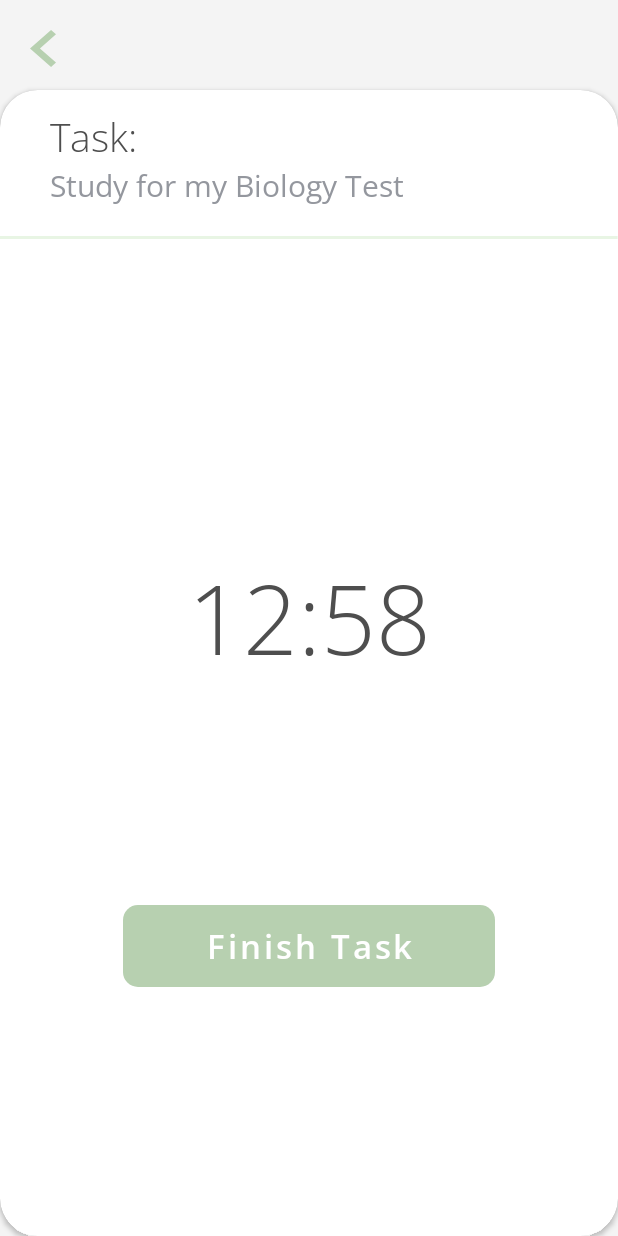
After one commit to zjayee/Study-Farm, an Android app: the TimerActivity screen opened directly, with no data from a screen before it, on a phone screen of 412 x 824 dp. The commit adds this screen. Run offline under Robolectric (Android 15) with nearby library versions, the phone set to English and light mode, and no system bars.

Commit message:
timer screen layout

```diff
--- a/app/build.gradle
+++ b/app/build.gradle
@@ -35,6 +35,7 @@ dependencies {
     implementation 'androidx.constraintlayout:constraintlayout:2.0.4'
     implementation 'androidx.navigation:navigation-fragment:2.2.2'
     implementation 'androidx.navigation:navigation-ui:2.2.2'
+    implementation 'androidx.legacy:legacy-support-v4:1.0.0'
     testImplementation 'junit:junit:4.+'
     androidTestImplementation 'androidx.test.ext:junit:1.1.2'
     androidTestImplementation 'androidx.test.espresso:espresso-core:3.3.0'
--- a/app/src/main/AndroidManifest.xml
+++ b/app/src/main/AndroidManifest.xml
@@ -9,7 +9,8 @@
         android:roundIcon="@mipmap/ic_launcher_round"
         android:supportsRtl="true"
         android:theme="@style/Theme.Innofuel">
-        <activity android:name=".RewardsActivity"></activity>
+        <activity android:name=".TimerActivity"></activity>
+        <activity android:name=".RewardsActivity" />
         <activity android:name=".CalendarActivity" />
         <activity android:name=".ProfileActivity" />
         <activity android:name=".BaseActivity" />
--- /dev/null
+++ b/app/src/main/java/com/example/innofuel/AddTaskFragment.java
@@ -0,0 +1,52 @@
+package com.example.innofuel;
+
+import android.os.Bundle;
+
+import androidx.fragment.app.Fragment;
+
+import android.view.LayoutInflater;
+import android.view.View;
+import android.view.ViewGroup;
+
+/**
+ * A simple {@link Fragment} subclass.
+ * Use the {@link AddTaskFragment#newInstance} factory method to
+ * create an instance of this fragment.
+ */
+public class AddTaskFragment extends Fragment {
+
+
+
+
+
+    public AddTaskFragment() {
+        // Required empty public constructor
+    }
+
+    /**
+     * Use this factory method to create a new instance of
+     * this fragment using the provided parameters.
+     *
+
+     * @return A new instance of fragment AddTaskFragment.
+     */
+    // TODO: Rename and change types and number of parameters
+    public static AddTaskFragment newInstance(String param1, String param2) {
+        AddTaskFragment fragment = new AddTaskFragment();
+
+        return fragment;
+    }
+
+    @Override
+    public void onCreate(Bundle savedInstanceState) {
+        super.onCreate(savedInstanceState);
+
+    }
+
+    @Override
+    public View onCreateView(LayoutInflater inflater, ViewGroup container,
+                             Bundle savedInstanceState) {
+        // Inflate the layout for this fragment
+        return inflater.inflate(R.layout.fragment_add_task, container, false);
+    }
+}
--- a/app/src/main/java/com/example/innofuel/MainActivity.java
+++ b/app/src/main/java/com/example/innofuel/MainActivity.java
@@ -10,7 +10,7 @@ public class MainActivity extends BaseActivity{
     @Override
     protected void onCreate(Bundle savedInstanceState) {
         super.onCreate(savedInstanceState);
-        setContentView(R.layout.activity_main);
+       setContentView(R.layout.activity_main);
 
 //        QuestWidget questWidget = new QuestWidget(this, null, "quest name", " sfdg"," sdge","3/10");
 //        LinearLayout linearLayout = findViewById(R.id.linearlayout);
--- /dev/null
+++ b/app/src/main/java/com/example/innofuel/TimerActivity.java
@@ -0,0 +1,14 @@
+package com.example.innofuel;
+
+import androidx.appcompat.app.AppCompatActivity;
+
+import android.os.Bundle;
+
+public class TimerActivity extends AppCompatActivity {
+
+    @Override
+    protected void onCreate(Bundle savedInstanceState) {
+        super.onCreate(savedInstanceState);
+        setContentView(R.layout.activity_timer);
+    }
+}
--- /dev/null
+++ b/app/src/main/res/drawable/ic_back_button.xml
@@ -0,0 +1,9 @@
+<vector xmlns:android="http://schemas.android.com/apk/res/android"
+    android:width="17dp"
+    android:height="25dp"
+    android:viewportWidth="17"
+    android:viewportHeight="25">
+  <path
+      android:pathData="M17,2.8542L13.7652,0L0,12.1457L13.7652,24.2915L17,21.4372L6.4926,12.1457L17,2.8542Z"
+      android:fillColor="#B7D0B0"/>
+</vector>
--- /dev/null
+++ b/app/src/main/res/layout/activity_timer.xml
@@ -0,0 +1,95 @@
+<?xml version="1.0" encoding="utf-8"?>
+<androidx.constraintlayout.widget.ConstraintLayout xmlns:android="http://schemas.android.com/apk/res/android"
+    xmlns:app="http://schemas.android.com/apk/res-auto"
+    xmlns:tools="http://schemas.android.com/tools"
+    android:layout_width="match_parent"
+    android:layout_height="match_parent"
+    tools:context=".TimerActivity"
+    android:background="@color/lightgreybackground"
+    >
+
+    <ImageButton
+        android:id="@+id/backButton"
+        android:layout_width="wrap_content"
+        android:layout_height="wrap_content"
+        app:layout_constraintTop_toTopOf="parent"
+        app:layout_constraintLeft_toLeftOf="parent"
+        android:src="@drawable/ic_back_button"
+        android:background="@drawable/transparent"
+        android:layout_marginTop="20dp"
+        android:layout_marginLeft="20dp"
+        />
+
+    <androidx.cardview.widget.CardView
+        android:id="@+id/timerCard"
+        android:layout_marginTop="60dp"
+        android:layout_width="match_parent"
+        android:layout_height="match_parent"
+        app:cardCornerRadius="25dp"
+        />
+
+
+    <TextView
+        android:id="@+id/taskTextview"
+        android:layout_width="wrap_content"
+        android:layout_height="wrap_content"
+        app:layout_constraintTop_toTopOf="@id/timerCard"
+        app:layout_constraintLeft_toLeftOf="@id/timerCard"
+        android:text="@string/task"
+        android:elevation="2dp"
+        style="@style/thin_header_26"
+        android:layout_marginLeft="33dp"
+        android:layout_marginTop="13dp"
+        />
+
+    <TextView
+        android:id="@+id/taskNameTextview"
+        android:layout_width="wrap_content"
+        android:layout_height="wrap_content"
+        app:layout_constraintTop_toBottomOf="@id/taskTextview"
+        app:layout_constraintLeft_toLeftOf="@id/taskTextview"
+        android:text="Study for my Biology Test"
+        android:elevation="2dp"
+        style="@style/thin_header_text_light"
+        />
+
+    <ImageView
+        android:id="@+id/divider"
+        android:layout_width="match_parent"
+        android:layout_height="wrap_content"
+        app:layout_constraintTop_toBottomOf="@id/taskNameTextview"
+        android:layout_marginTop="20dp"
+        android:src="@drawable/ic_divider"
+        android:elevation="2dp"
+        app:tint="@color/dividergreen"
+
+        />
+
+    <TextView
+        android:id="@+id/countdownTextview"
+        android:layout_width="wrap_content"
+        android:layout_height="wrap_content"
+        app:layout_constraintTop_toBottomOf="@id/divider"
+        app:layout_constraintBottom_toBottomOf="@id/finishTaskButton"
+        app:layout_constraintLeft_toLeftOf="@id/timerCard"
+        app:layout_constraintRight_toRightOf="@id/timerCard"
+        android:text="12:58"
+        android:elevation="2dp"
+        style="@style/timer_text"
+        />
+
+
+    <Button
+        android:id="@+id/finishTaskButton"
+        android:layout_width="wrap_content"
+        android:layout_height="wrap_content"
+        android:text="Finish Task"
+        style="@style/green_button"
+        app:layout_constraintBottom_toBottomOf="@id/timerCard"
+        app:layout_constraintLeft_toLeftOf="@id/timerCard"
+        app:layout_constraintRight_toRightOf="@id/timerCard"
+        android:layout_marginBottom="160dp"
+        />
+
+
+</androidx.constraintlayout.widget.ConstraintLayout>
--- /dev/null
+++ b/app/src/main/res/layout/fragment_add_task.xml
@@ -0,0 +1,14 @@
+<?xml version="1.0" encoding="utf-8"?>
+<FrameLayout xmlns:android="http://schemas.android.com/apk/res/android"
+    xmlns:tools="http://schemas.android.com/tools"
+    android:layout_width="match_parent"
+    android:layout_height="match_parent"
+    tools:context=".AddTaskFragment">
+
+    <!-- TODO: Update blank fragment layout -->
+    <TextView
+        android:layout_width="match_parent"
+        android:layout_height="match_parent"
+        android:text="hello_blank_fragment" />
+
+</FrameLayout>
--- a/app/src/main/res/values/colors.xml
+++ b/app/src/main/res/values/colors.xml
@@ -21,6 +21,7 @@
     <color name="menuselectedgreen">#81937D</color>
     <color name="menugreen">#BACAB6</color>
     <color name="checkboxgreen">#A6BBA0</color>
+    <color name="dividergreen">#E8F5E4</color>
 
     <color name="transparent">#00FFFFFF</color>
 
--- a/app/src/main/res/values/strings.xml
+++ b/app/src/main/res/values/strings.xml
@@ -3,5 +3,7 @@
     <string name="current_tasks">Current Tasks</string>
     <string name="active_quests">Active Quests</string>
 
+    <string name="task">Task:</string>
+
 
 </resources>
--- a/app/src/main/res/values/styles.xml
+++ b/app/src/main/res/values/styles.xml
@@ -42,10 +42,30 @@
         <item name="android:textSize">18sp</item>
     </style>
 
-    <style name="calendar_month_buttom">
-
+    <style name="timer_text">
+        <item name="android:fontFamily">@font/open_sans_light</item>
+        <item name="android:textColor">@color/textdark1</item>
+        <item name="android:textSize">64sp</item>
 
 
     </style>
 
+
+    <style name="green_button">
+        <item name="backgroundTint">@color/highlightcolour</item>
+        <item name="textAllCaps">false</item>
+        <item name="android:fontFamily">@font/open_sans_semibold</item>
+        <item name="android:textColor">@color/white</item>
+        <item name="android:textSize">22sp</item>
+        <item name="android:paddingTop">12dp</item>
+        <item name="android:paddingBottom">12dp</item>
+        <item name="android:paddingLeft">55dp</item>
+        <item name="android:paddingRight">55dp</item>
+        <item name="cornerRadius">10dp</item>
+    </style>
+
+    <style name="calendar_month_buttom">
+
+    </style>
+
 </resources>
```
